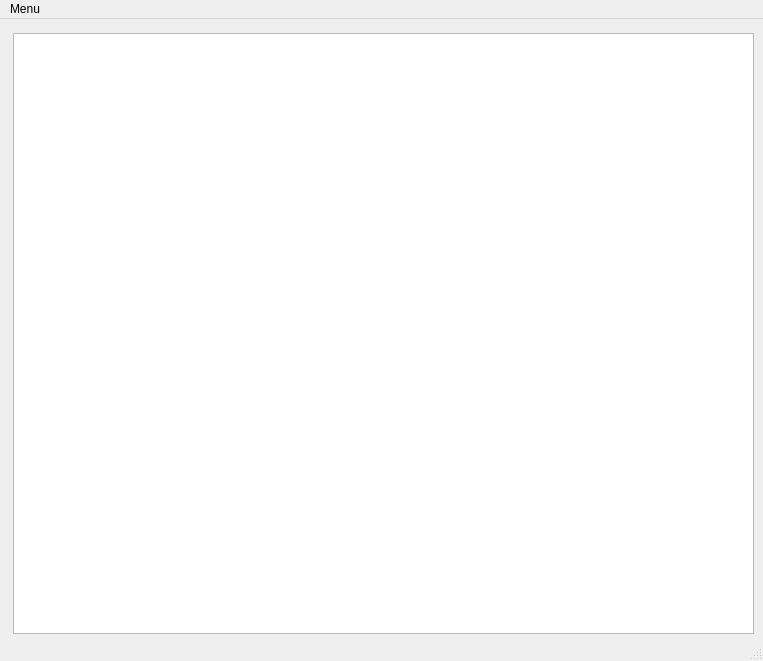
Above: PersonneGUI/PersonneGUI.ui from stdab2/stdab2.github.io before the change. Below: the same form after it.
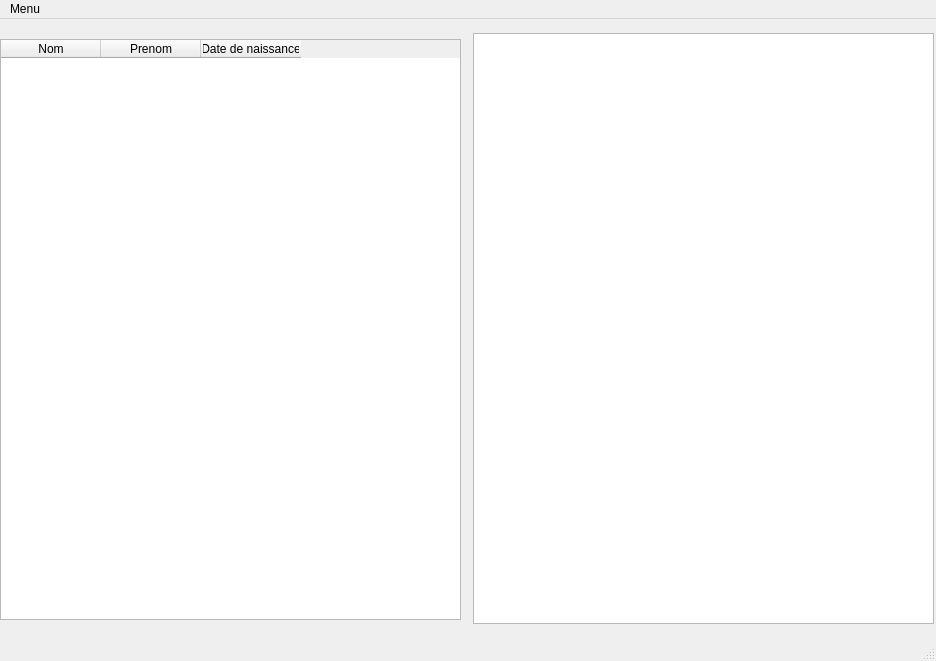
That is the form after the change.

The edit to the form file:
```diff
--- a/PersonneGUI/PersonneGUI.ui
+++ b/PersonneGUI/PersonneGUI.ui
@@ -6,7 +6,7 @@
    <rect>
     <x>0</x>
     <y>0</y>
-    <width>763</width>
+    <width>936</width>
     <height>661</height>
    </rect>
   </property>
@@ -17,20 +17,45 @@
    <widget class="QTextEdit" name="affichage">
     <property name="geometry">
      <rect>
-      <x>13</x>
+      <x>473</x>
       <y>14</y>
-      <width>741</width>
-      <height>601</height>
+      <width>461</width>
+      <height>591</height>
      </rect>
     </property>
    </widget>
+   <widget class="QTableWidget" name="tableWidget">
+    <property name="geometry">
+     <rect>
+      <x>0</x>
+      <y>20</y>
+      <width>461</width>
+      <height>581</height>
+     </rect>
+    </property>
+    <column>
+     <property name="text">
+      <string>Nom</string>
+     </property>
+    </column>
+    <column>
+     <property name="text">
+      <string>Prenom</string>
+     </property>
+    </column>
+    <column>
+     <property name="text">
+      <string>Date de naissance</string>
+     </property>
+    </column>
+   </widget>
   </widget>
   <widget class="QMenuBar" name="menubar">
    <property name="geometry">
     <rect>
      <x>0</x>
      <y>0</y>
-     <width>763</width>
+     <width>936</width>
      <height>22</height>
     </rect>
    </property>
```
Left out of the diff: 17 changed lines with no effect on the pictures.
